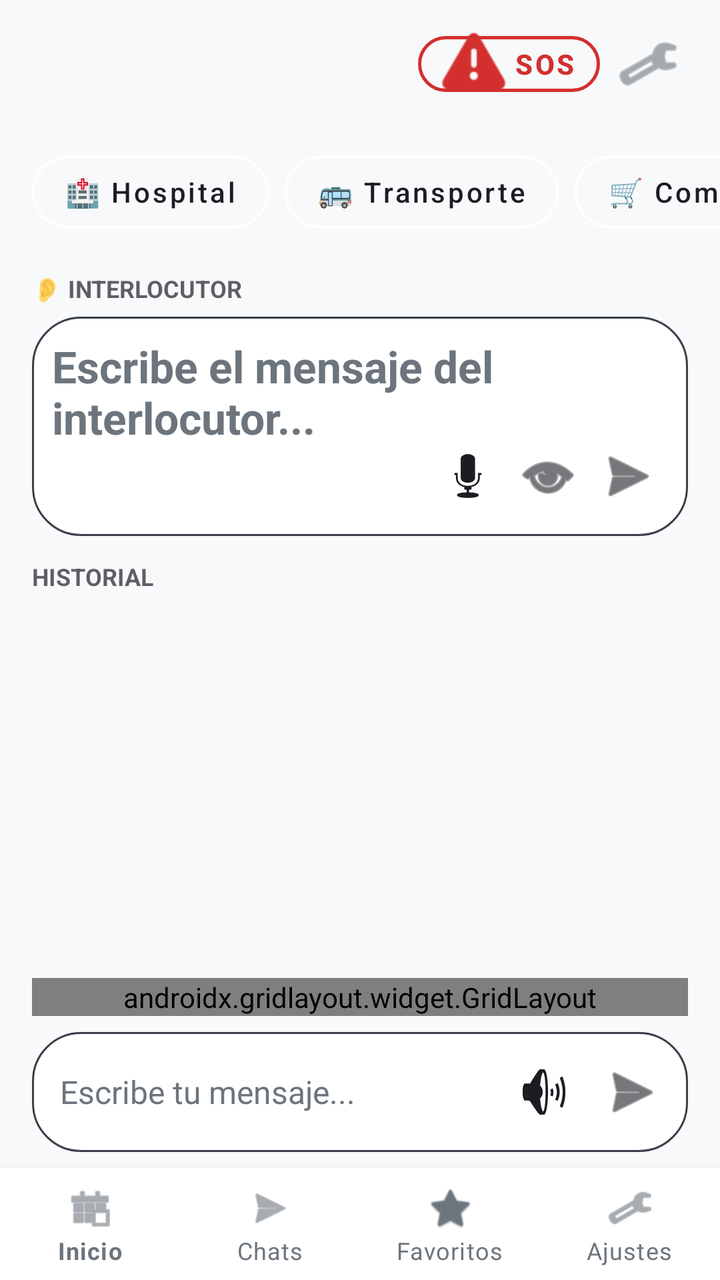
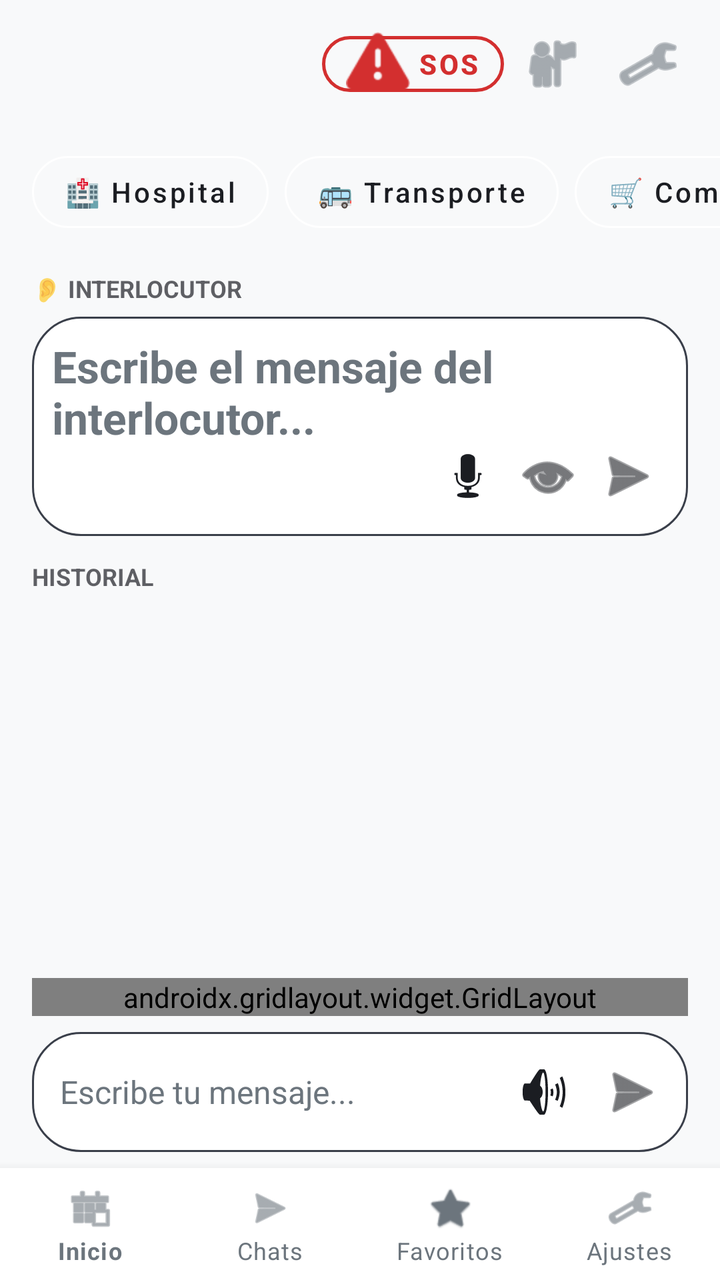

Screens rendered from an Android XML layout before and after an edit, with the pre-edit source and the edit as a unified diff.
<!-- AndroidManifest.xml: activity theme Theme.Speak2Read -->
<!-- res/layout/activity_home.xml -->
<?xml version="1.0" encoding="utf-8"?>
<RelativeLayout
    xmlns:android="http://schemas.android.com/apk/res/android"
    xmlns:app="http://schemas.android.com/apk/res-auto"
    xmlns:tools="http://schemas.android.com/tools"
    android:layout_width="match_parent"
    android:layout_height="match_parent"
    android:fitsSystemWindows="true"
    android:background="@color/s2r_background">

    <LinearLayout
        android:layout_width="match_parent"
        android:layout_height="match_parent"
        android:orientation="vertical"
        android:layout_above="@id/bottom_navigation">

        <Toolbar
            android:id="@+id/toolbar"
            android:layout_width="match_parent"
            android:layout_height="64dp"
            android:background="@color/s2r_background"
            android:contentInsetStart="16dp"
            android:contentInsetEnd="12dp"
            app:title="@string/home_title"
            app:titleTextColor="@color/s2r_text_primary">

            <LinearLayout
                android:layout_width="wrap_content"
                android:layout_height="match_parent"
                android:layout_gravity="end"
                android:gravity="center_vertical"
                android:orientation="horizontal">

                <com.google.android.material.button.MaterialButton
                    android:id="@+id/btnSosHeader"
                    style="@style/Widget.MaterialComponents.Button.OutlinedButton"
                    android:layout_width="wrap_content"
                    android:layout_height="40dp"
                    android:text="@string/label_sos"
                    android:textColor="@color/s2r_alert"
                    android:textStyle="bold"
                    android:paddingHorizontal="12dp"
                    app:icon="@android:drawable/ic_dialog_alert"
                    app:iconTint="@color/s2r_alert"
                    app:strokeColor="@color/s2r_alert"
                    app:strokeWidth="1.5dp"
                    app:cornerRadius="20dp"
                    app:rippleColor="#20FF5252" />

                <ImageButton
                    android:id="@+id/btnSettings"
                    android:layout_width="48dp"
                    android:layout_height="48dp"
                    android:background="?attr/selectableItemBackgroundBorderless"
                    android:contentDescription="@string/settings"
                    android:padding="12dp"
                    android:src="@android:drawable/ic_menu_manage"
                    app:tint="@color/s2r_text_secondary" />
            </LinearLayout>
        </Toolbar>

        
        <HorizontalScrollView
            android:layout_width="match_parent"
            android:layout_height="wrap_content"
            android:scrollbars="none"
            android:paddingVertical="8dp"
            android:background="@color/s2r_background">

            <LinearLayout
                android:layout_width="wrap_content"
                android:layout_height="wrap_content"
                android:orientation="horizontal"
                android:paddingHorizontal="16dp">

                <com.google.android.material.button.MaterialButton
                    android:id="@+id/btnHospital"
                    style="@style/Widget.MaterialComponents.Button.OutlinedButton"
                    android:layout_width="wrap_content"
                    android:layout_height="48dp"
                    android:text="🏥 Hospital"
                    android:textAllCaps="false"
                    android:textColor="@color/s2r_text_primary"
                    app:strokeColor="@color/s2r_surface"
                    android:layout_marginEnd="8dp"
                    app:cornerRadius="24dp"/>

                <com.google.android.material.button.MaterialButton
                    android:id="@+id/btnTransporte"
                    style="@style/Widget.MaterialComponents.Button.OutlinedButton"
                    android:layout_width="wrap_content"
                    android:layout_height="48dp"
                    android:text="🚌 Transporte"
                    android:textAllCaps="false"
                    android:textColor="@color/s2r_text_primary"
                    app:strokeColor="@color/s2r_surface"
                    android:layout_marginEnd="8dp"
                    app:cornerRadius="24dp"/>

                <com.google.android.material.button.MaterialButton
                    android:id="@+id/btnCompras"
                    style="@style/Widget.MaterialComponents.Button.OutlinedButton"
                    android:layout_width="wrap_content"
                    android:layout_height="48dp"
                    android:text="🛒 Compras"
                    android:textAllCaps="false"
                    android:textColor="@color/s2r_text_primary"
                    app:strokeColor="@color/s2r_surface"
                    android:layout_marginEnd="8dp"
                    app:cornerRadius="24dp"/>

                <com.google.android.material.button.MaterialButton
                    android:id="@+id/btnEmergencia"
                    style="@style/Widget.MaterialComponents.Button.OutlinedButton"
                    android:layout_width="wrap_content"
                    android:layout_height="48dp"
                    android:text="🚨 Emergencia"
                    android:textAllCaps="false"
                    android:textColor="@color/s2r_text_primary"
                    app:strokeColor="@color/s2r_surface"
                    android:layout_marginEnd="8dp"
                    app:cornerRadius="24dp"/>

                <com.google.android.material.button.MaterialButton
                    android:id="@+id/btnPersonalizado"
                    style="@style/Widget.MaterialComponents.Button.OutlinedButton"
                    android:layout_width="wrap_content"
                    android:layout_height="48dp"
                    android:text="⭐ Personalizado"
                    android:textAllCaps="false"
                    android:textColor="@color/s2r_text_primary"
                    app:strokeColor="@color/s2r_surface"
                    app:cornerRadius="24dp"/>

            </LinearLayout>
        </HorizontalScrollView>

        
        <LinearLayout
            android:id="@+id/transcriptionContainer"
            android:layout_width="match_parent"
            android:layout_height="140dp"
            android:orientation="vertical"
            android:paddingHorizontal="16dp"
            android:paddingTop="8dp">

            <TextView
                android:layout_width="wrap_content"
                android:layout_height="wrap_content"
                android:text="@string/sender_interlocutor"
                android:textColor="@color/s2r_text_primary"
                android:textStyle="bold"
                android:textSize="12sp"
                android:textAllCaps="true"
                android:alpha="0.7"/>

            <FrameLayout
                android:layout_width="match_parent"
                android:layout_height="match_parent"
                android:layout_marginTop="6dp"
                android:background="@drawable/bg_input_container"
                android:padding="10dp">

                <EditText
                    android:id="@+id/etTranscription"
                    android:layout_width="match_parent"
                    android:layout_height="match_parent"
                    android:background="@android:color/transparent"
                    android:hint="@string/interlocutor_hint"
                    android:importantForAutofill="no"
                    android:inputType="textMultiLine"
                    android:gravity="top"
                    android:textColor="@color/s2r_text_primary"
                    android:textColorHint="@color/s2r_text_secondary"
                    android:textSize="22sp"
                    android:textStyle="bold" />

                <LinearLayout
                    android:layout_width="wrap_content"
                    android:layout_height="wrap_content"
                    android:layout_gravity="bottom|end"
                    android:orientation="horizontal">

                    <ImageButton
                        android:id="@+id/btnMicTranscription"
                        android:layout_width="40dp"
                        android:layout_height="40dp"
                        android:background="?android:attr/selectableItemBackgroundBorderless"
                        android:contentDescription="@string/microfono"
                        android:src="@android:drawable/ic_btn_speak_now"
                        app:tint="@color/s2r_text_primary" />

                    <ImageButton
                        android:id="@+id/btnFullscreenTranscription"
                        android:layout_width="40dp"
                        android:layout_height="40dp"
                        android:background="?android:attr/selectableItemBackgroundBorderless"
                        android:contentDescription="@string/fullscreen_transcription"
                        android:src="@android:drawable/ic_menu_view"
                        app:tint="@color/s2r_text_primary" />

                    <ImageButton
                        android:id="@+id/btnSendTranscription"
                        android:layout_width="40dp"
                        android:layout_height="40dp"
                        android:background="?android:attr/selectableItemBackgroundBorderless"
                        android:contentDescription="@string/send_message"
                        android:src="@android:drawable/ic_menu_send"
                        app:tint="@color/s2r_text_primary" />
                </LinearLayout>
            </FrameLayout>
        </LinearLayout>

        
        <LinearLayout
            android:layout_width="match_parent"
            android:layout_height="0dp"
            android:layout_weight="1"
            android:orientation="vertical"
            android:paddingHorizontal="16dp"
            android:paddingTop="12dp">

            <TextView
                android:layout_width="wrap_content"
                android:layout_height="wrap_content"
                android:text="@string/label_historial"
                android:textColor="@color/s2r_text_primary"
                android:textStyle="bold"
                android:textSize="12sp"
                android:textAllCaps="true"
                android:alpha="0.7"/>

            <androidx.recyclerview.widget.RecyclerView
                android:id="@+id/recyclerChat"
                android:layout_width="match_parent"
                android:layout_height="match_parent"
                android:clipToPadding="false"
                android:paddingVertical="8dp"
                tools:listitem="@android:layout/simple_list_item_1" />
        </LinearLayout>

        
        <LinearLayout
            android:id="@+id/bottomArea"
            android:layout_width="match_parent"
            android:layout_height="wrap_content"
            android:orientation="vertical"
            android:paddingHorizontal="16dp"
            android:paddingBottom="8dp"
            android:background="@color/s2r_background">

            <androidx.gridlayout.widget.GridLayout
                android:id="@+id/quickReplyGrid"
                android:layout_width="match_parent"
                android:layout_height="wrap_content"
                android:layout_marginTop="4dp"
                app:columnCount="2"
                app:alignmentMode="alignMargins">

                <com.google.android.material.card.MaterialCardView
                    android:id="@+id/qr_si"
                    android:layout_width="0dp"
                    android:layout_height="48dp"
                    app:layout_columnWeight="1"
                    android:layout_margin="4dp"
                    app:cardBackgroundColor="@color/s2r_surface"
                    app:cardCornerRadius="12dp"
                    app:strokeColor="@color/s2r_accent"
                    app:strokeWidth="1dp">
                    <TextView
                        android:id="@+id/tvQr1"
                        android:layout_width="match_parent"
                        android:layout_height="match_parent"
                        android:text="Sí"
                        android:textColor="@color/s2r_text_primary"
                        android:textSize="14sp"
                        android:gravity="center"
                        android:minWidth="120dp"/>
                </com.google.android.material.card.MaterialCardView>

                <com.google.android.material.card.MaterialCardView
                    android:id="@+id/qr_no"
                    android:layout_width="0dp"
                    android:layout_height="48dp"
                    app:layout_columnWeight="1"
                    android:layout_margin="4dp"
                    app:cardBackgroundColor="@color/s2r_surface"
                    app:cardCornerRadius="12dp"
                    app:strokeColor="@color/s2r_accent"
                    app:strokeWidth="1dp">
                    <TextView
                        android:id="@+id/tvQr2"
                        android:layout_width="match_parent"
                        android:layout_height="match_parent"
                        android:text="No"
                        android:textColor="@color/s2r_text_primary"
                        android:textSize="14sp"
                        android:gravity="center"
                        android:minWidth="120dp"/>
                </com.google.android.material.card.MaterialCardView>

                <com.google.android.material.card.MaterialCardView
                    android:id="@+id/qr_repite"
                    android:layout_width="0dp"
                    android:layout_height="48dp"
                    app:layout_columnWeight="1"
                    android:layout_margin="4dp"
                    app:cardBackgroundColor="@color/s2r_surface"
                    app:cardCornerRadius="12dp"
                    app:strokeColor="@color/s2r_accent"
                    app:strokeWidth="1dp">
                    <TextView
                        android:id="@+id/tvQr3"
                        android:layout_width="match_parent"
                        android:layout_height="match_parent"
                        android:text="Repite"
                        android:textColor="@color/s2r_text_primary"
                        android:textSize="14sp"
                        android:gravity="center"
                        android:minWidth="120dp"/>
                </com.google.android.material.card.MaterialCardView>

                <com.google.android.material.card.MaterialCardView
                    android:id="@+id/qr_ayuda"
                    android:layout_width="0dp"
                    android:layout_height="48dp"
                    app:layout_columnWeight="1"
                    android:layout_margin="4dp"
                    app:cardBackgroundColor="@color/s2r_surface"
                    app:cardCornerRadius="12dp"
                    app:strokeColor="@color/s2r_accent"
                    app:strokeWidth="1dp">
                    <TextView
                        android:id="@+id/tvQr4"
                        android:layout_width="match_parent"
                        android:layout_height="match_parent"
                        android:text="Ayuda"
                        android:textColor="@color/s2r_text_primary"
                        android:textSize="14sp"
                        android:gravity="center"
                        android:minWidth="120dp"/>
                </com.google.android.material.card.MaterialCardView>
            </androidx.gridlayout.widget.GridLayout>

            <LinearLayout
                android:id="@+id/inputArea"
                android:layout_width="match_parent"
                android:layout_height="wrap_content"
                android:layout_marginTop="8dp"
                android:background="@drawable/bg_input_container"
                android:gravity="center_vertical"
                android:orientation="horizontal"
                android:padding="6dp">

                <EditText
                    android:id="@+id/etMessage"
                    android:layout_width="0dp"
                    android:layout_height="wrap_content"
                    android:layout_weight="1"
                    android:background="@android:color/transparent"
                    android:hint="@string/user_message_hint"
                    android:importantForAutofill="no"
                    android:inputType="textMultiLine"
                    android:maxLines="3"
                    android:minHeight="48dp"
                    android:paddingHorizontal="8dp"
                    android:textColor="@color/s2r_text_primary"
                    android:textColorHint="@color/s2r_text_secondary"
                    android:textSize="16sp" />

                <ImageButton
                    android:id="@+id/btnSpeaker"
                    android:layout_width="44dp"
                    android:layout_height="44dp"
                    android:background="?attr/selectableItemBackgroundBorderless"
                    android:contentDescription="@string/altavoz"
                    android:padding="8dp"
                    android:src="@android:drawable/ic_lock_silent_mode_off"
                    app:tint="@color/s2r_text_primary" />

                <ImageButton
                    android:id="@+id/btnSendMessage"
                    android:layout_width="44dp"
                    android:layout_height="44dp"
                    android:background="?attr/selectableItemBackgroundBorderless"
                    android:contentDescription="@string/send_message"
                    android:padding="8dp"
                    android:src="@android:drawable/ic_menu_send"
                    app:tint="@color/s2r_text_primary" />
            </LinearLayout>
        </LinearLayout>
    </LinearLayout>

    <com.google.android.material.bottomnavigation.BottomNavigationView
        android:id="@+id/bottom_navigation"
        android:layout_width="match_parent"
        android:layout_height="wrap_content"
        android:layout_alignParentBottom="true"
        android:background="@color/s2r_surface"
        app:itemIconTint="@color/s2r_text_secondary"
        app:itemTextColor="@color/s2r_text_secondary"
        app:labelVisibilityMode="labeled"
        app:menu="@menu/bottom_nav_menu" />

    
    <LinearLayout
        android:id="@+id/emergencyOverlay"
        android:layout_width="match_parent"
        android:layout_height="match_parent"
        android:background="#CCFF0000"
        android:gravity="center"
        android:orientation="vertical"
        android:visibility="gone">

        <ImageView
            android:id="@+id/imgWarning"
            android:layout_width="120dp"
            android:layout_height="120dp"
            android:contentDescription="@string/emergency_detected"
            android:src="@android:drawable/stat_sys_warning"
            android:tint="@android:color/white" />

        <TextView
            android:layout_width="wrap_content"
            android:layout_height="wrap_content"
            android:layout_marginTop="24dp"
            android:text="@string/emergency_detected"
            android:textColor="@android:color/white"
            android:textSize="24sp"
            android:textStyle="bold" />

        <Button
            android:id="@+id/btnAcknowledge"
            android:layout_width="wrap_content"
            android:layout_height="wrap_content"
            android:layout_marginTop="32dp"
            android:text="@string/dialog_accept" />
    </LinearLayout>

</RelativeLayout>
<!-- resources referenced by this layout -->
<resources>
  <color name="s2r_accent">#3B82F6</color>
  <color name="s2r_alert">#D32F2F</color>
  <color name="s2r_background">#F8F9FA</color>
  <color name="s2r_surface">#FFFFFF</color>
  <color name="s2r_text_primary">#1B1D22</color>
  <color name="s2r_text_secondary">#6C757D</color>
  <!-- drawable bg_input_container (drawable) -->
  <?xml version="1.0" encoding="utf-8"?>
  <shape xmlns:android="http://schemas.android.com/apk/res/android">
      <solid android:color="@color/s2r_surface"/>
      <corners android:radius="24dp"/>
      <stroke
          android:width="1dp"
          android:color="#3A3F4A"/>
  </shape>
  <string name="altavoz">Altavoz</string>
  <string name="dialog_accept">Aceptar</string>
  <string name="emergency_detected">EMERGENCIA DETECTADA</string>
  <string name="fullscreen_transcription">Pantalla completa</string>
  <string name="home_title">Speak2Read</string>
  <string name="interlocutor_hint">Escribe el mensaje del interlocutor...</string>
  <string name="label_historial">HISTORIAL</string>
  <string name="label_sos">SOS</string>
  <string name="microfono">Microfono</string>
  <string name="send_message">Enviar</string>
  <string name="sender_interlocutor">👂 Interlocutor</string>
  <string name="settings">Configuracion</string>
  <string name="user_message_hint">Escribe tu mensaje...</string>
  <style name="Theme.Speak2Read" parent="Theme.MaterialComponents.DayNight.NoActionBar">
          <item name="colorPrimary">@color/s2r_bubble_usuario</item>
          <item name="colorPrimaryVariant">@color/s2r_bubble_usuario</item>
          <item name="colorOnPrimary">@color/white</item>
          <item name="android:windowBackground">@color/s2r_background</item>
          <item name="android:colorBackground">@color/s2r_background</item>
          <item name="android:textColorPrimary">@color/s2r_text_primary</item>
          <item name="android:textColor">@color/s2r_text_primary</item>
      </style>
  <color name="s2r_bubble_usuario">#2563EB</color>
  <color name="white">#FFFFFFFF</color>
</resources>

<!-- the commit's change to res/layout/activity_home.xml (unified diff, before → after) -->
@@ -48,6 +48,16 @@
                     app:rippleColor="#20FF5252" />
 
                 <ImageButton
+                    android:id="@+id/btnSelectContact"
+                    android:layout_width="48dp"
+                    android:layout_height="48dp"
+                    android:background="?attr/selectableItemBackgroundBorderless"
+                    android:contentDescription="Seleccionar Contacto"
+                    android:padding="12dp"
+                    android:src="@android:drawable/ic_menu_myplaces"
+                    app:tint="@color/s2r_text_secondary" />
+
+                <ImageButton
                     android:id="@+id/btnSettings"
                     android:layout_width="48dp"
                     android:layout_height="48dp"
@@ -78,7 +88,7 @@
                     style="@style/Widget.MaterialComponents.Button.OutlinedButton"
                     android:layout_width="wrap_content"
                     android:layout_height="48dp"
-                    android:text="🏥 Hospital"
+                    android:text="@string/category_hospital"
                     android:textAllCaps="false"
                     android:textColor="@color/s2r_text_primary"
                     app:strokeColor="@color/s2r_surface"
@@ -90,7 +100,7 @@
                     style="@style/Widget.MaterialComponents.Button.OutlinedButton"
                     android:layout_width="wrap_content"
                     android:layout_height="48dp"
-                    android:text="🚌 Transporte"
+                    android:text="@string/category_transport"
                     android:textAllCaps="false"
                     android:textColor="@color/s2r_text_primary"
                     app:strokeColor="@color/s2r_surface"
@@ -102,7 +112,7 @@
                     style="@style/Widget.MaterialComponents.Button.OutlinedButton"
                     android:layout_width="wrap_content"
                     android:layout_height="48dp"
-                    android:text="🛒 Compras"
+                    android:text="@string/category_shopping"
                     android:textAllCaps="false"
                     android:textColor="@color/s2r_text_primary"
                     app:strokeColor="@color/s2r_surface"
@@ -410,6 +420,9 @@
         android:background="#CCFF0000"
         android:gravity="center"
         android:orientation="vertical"
+        android:elevation="100dp"
+        android:clickable="true"
+        android:focusable="true"
         android:visibility="gone">
 
         <ImageView
@@ -421,20 +434,39 @@
             android:tint="@android:color/white" />
 
         <TextView
+            android:id="@+id/tvEmergencyTitle"
             android:layout_width="wrap_content"
             android:layout_height="wrap_content"
             android:layout_marginTop="24dp"
-            android:text="@string/emergency_detected"
+            android:text="@string/emergency_detected_title"
             android:textColor="@android:color/white"
-            android:textSize="24sp"
+            android:textSize="22sp"
+            android:gravity="center"
+            android:paddingHorizontal="20dp"
             android:textStyle="bold" />
+
+        <TextView
+            android:id="@+id/tvEmergencyType"
+            android:layout_width="wrap_content"
+            android:layout_height="wrap_content"
+            android:layout_marginTop="16dp"
+            android:text="@string/emergency_type_siren"
+            android:textColor="@android:color/white"
+            android:textSize="28sp"
+            android:textStyle="bold"
+            android:background="#44000000"
+            android:padding="16dp" />
 
         <Button
             android:id="@+id/btnAcknowledge"
             android:layout_width="wrap_content"
-            android:layout_height="wrap_content"
-            android:layout_marginTop="32dp"
-            android:text="@string/dialog_accept" />
+            android:layout_height="56dp"
+            android:layout_marginTop="48dp"
+            android:text="@string/btn_emergency_ok"
+            android:paddingHorizontal="32dp"
+            android:textSize="18sp"
+            android:backgroundTint="@android:color/white"
+            android:textColor="@color/s2r_alert" />
     </LinearLayout>
 
 </RelativeLayout>
<!-- resource entries referenced after the edit -->
@@ -16,8 +16,13 @@
           android:color="#3A3F4A"/>
   </shape>
   <string name="altavoz">Altavoz</string>
-  <string name="dialog_accept">Aceptar</string>
+  <string name="btn_emergency_ok">ENTENDIDO</string>
+  <string name="category_hospital">🏥 Hospital</string>
+  <string name="category_shopping">🛒 Compras</string>
+  <string name="category_transport">🚌 Transporte</string>
   <string name="emergency_detected">EMERGENCIA DETECTADA</string>
+  <string name="emergency_detected_title">🚨 SONIDO IMPORTANTE DETECTADO</string>
+  <string name="emergency_type_siren">🚑 Sirena de emergencia</string>
   <string name="fullscreen_transcription">Pantalla completa</string>
   <string name="home_title">Speak2Read</string>
   <string name="interlocutor_hint">Escribe el mensaje del interlocutor...</string>
